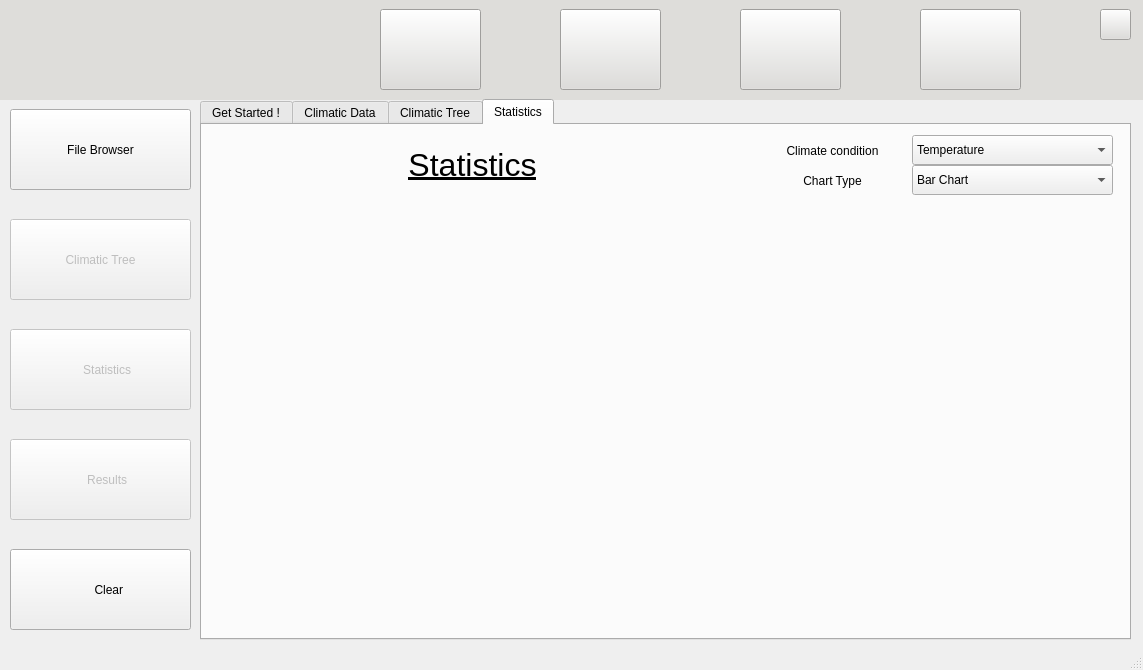
First picture: the form in scripts/Qt/main.ui, repository tahiri-lab/iPhyloGeo_plus_plus, before the edit.
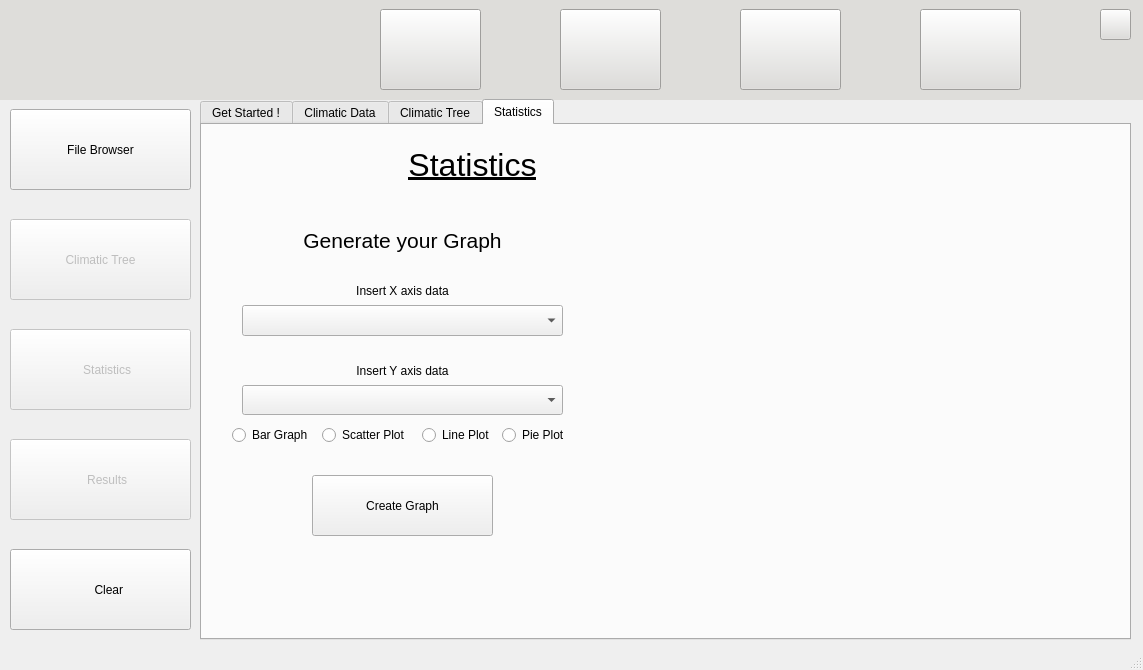
Second picture: the form after the edit. The open tabs and pages were chosen to show the change. Icons and pictures are not drawn.

Commit message: modified climate charts

Patch:
```diff
--- a/scripts/Qt/main.ui
+++ b/scripts/Qt/main.ui
@@ -1667,140 +1667,6 @@
          <property name="frameShadow">
           <enum>QFrame::Raised</enum>
          </property>
-         <widget class="QFrame" name="ClimStatsFilters">
-          <property name="geometry">
-           <rect>
-            <x>550</x>
-            <y>0</y>
-            <width>371</width>
-            <height>81</height>
-           </rect>
-          </property>
-          <property name="frameShape">
-           <enum>QFrame::NoFrame</enum>
-          </property>
-          <property name="frameShadow">
-           <enum>QFrame::Raised</enum>
-          </property>
-          <widget class="QComboBox" name="ClimStatsListCondition">
-           <property name="geometry">
-            <rect>
-             <x>160</x>
-             <y>10</y>
-             <width>201</width>
-             <height>30</height>
-            </rect>
-           </property>
-           <property name="sizePolicy">
-            <sizepolicy hsizetype="Preferred" vsizetype="Fixed">
-             <horstretch>0</horstretch>
-             <verstretch>0</verstretch>
-            </sizepolicy>
-           </property>
-           <property name="frame">
-            <bool>true</bool>
-           </property>
-           <item>
-            <property name="text">
-             <string>Temperature</string>
-            </property>
-           </item>
-           <item>
-            <property name="text">
-             <string>Wind</string>
-            </property>
-           </item>
-           <item>
-            <property name="text">
-             <string>Humidity</string>
-            </property>
-           </item>
-           <item>
-            <property name="text">
-             <string>Altitude</string>
-            </property>
-           </item>
-          </widget>
-          <widget class="QLabel" name="ClimStatsListTitle">
-           <property name="geometry">
-            <rect>
-             <x>0</x>
-             <y>10</y>
-             <width>161</width>
-             <height>31</height>
-            </rect>
-           </property>
-           <property name="whatsThis">
-            <string/>
-           </property>
-           <property name="text">
-            <string>Climate condition</string>
-           </property>
-           <property name="alignment">
-            <set>Qt::AlignCenter</set>
-           </property>
-          </widget>
-          <widget class="QComboBox" name="ClimStatsListChart">
-           <property name="geometry">
-            <rect>
-             <x>160</x>
-             <y>40</y>
-             <width>201</width>
-             <height>30</height>
-            </rect>
-           </property>
-           <property name="sizePolicy">
-            <sizepolicy hsizetype="Preferred" vsizetype="Fixed">
-             <horstretch>0</horstretch>
-             <verstretch>0</verstretch>
-            </sizepolicy>
-           </property>
-           <property name="frame">
-            <bool>true</bool>
-           </property>
-           <item>
-            <property name="text">
-             <string>Bar Chart</string>
-            </property>
-           </item>
-           <item>
-            <property name="text">
-             <string>Line Chart</string>
-            </property>
-           </item>
-           <item>
-            <property name="text">
-             <string>Pie Chart</string>
-            </property>
-           </item>
-           <item>
-            <property name="text">
-             <string>Area Chart</string>
-            </property>
-           </item>
-           <item>
-            <property name="text">
-             <string>Scatter Chart</string>
-            </property>
-           </item>
-          </widget>
-          <widget class="QLabel" name="ClimStatsListTitle2">
-           <property name="geometry">
-            <rect>
-             <x>0</x>
-             <y>40</y>
-             <width>161</width>
-             <height>31</height>
-            </rect>
-           </property>
-           <property name="text">
-            <string>Chart Type</string>
-           </property>
-           <property name="alignment">
-            <set>Qt::AlignCenter</set>
-           </property>
-          </widget>
-         </widget>
          <widget class="QLabel" name="StatisticsTitle">
           <property name="geometry">
            <rect>
@@ -1825,21 +1691,21 @@
          <widget class="QLabel" name="ClimaticChart">
           <property name="geometry">
            <rect>
-            <x>0</x>
-            <y>110</y>
-            <width>911</width>
+            <x>30</x>
+            <y>90</y>
+            <width>340</width>
             <height>391</height>
            </rect>
           </property>
           <property name="minimumSize">
            <size>
-            <width>911</width>
+            <width>340</width>
             <height>391</height>
            </size>
           </property>
           <property name="maximumSize">
            <size>
-            <width>911</width>
+            <width>340</width>
             <height>391</height>
            </size>
           </property>
@@ -1847,6 +1713,231 @@
            <string/>
           </property>
          </widget>
+         <widget class="QLabel" name="ClimaticChart_2">
+          <property name="geometry">
+           <rect>
+            <x>390</x>
+            <y>10</y>
+            <width>520</width>
+            <height>500</height>
+           </rect>
+          </property>
+          <property name="minimumSize">
+           <size>
+            <width>520</width>
+            <height>500</height>
+           </size>
+          </property>
+          <property name="maximumSize">
+           <size>
+            <width>520</width>
+            <height>500</height>
+           </size>
+          </property>
+          <property name="text">
+           <string/>
+          </property>
+         </widget>
+         <widget class="QLabel" name="ClimaticChartSettingsTitle">
+          <property name="geometry">
+           <rect>
+            <x>50</x>
+            <y>90</y>
+            <width>301</width>
+            <height>51</height>
+           </rect>
+          </property>
+          <property name="font">
+           <font>
+            <pointsize>16</pointsize>
+           </font>
+          </property>
+          <property name="whatsThis">
+           <string/>
+          </property>
+          <property name="text">
+           <string>Generate your Graph</string>
+          </property>
+          <property name="alignment">
+           <set>Qt::AlignCenter</set>
+          </property>
+         </widget>
+         <widget class="QLabel" name="ClimaticChartSettingsTextAxisX">
+          <property name="geometry">
+           <rect>
+            <x>120</x>
+            <y>150</y>
+            <width>161</width>
+            <height>31</height>
+           </rect>
+          </property>
+          <property name="whatsThis">
+           <string/>
+          </property>
+          <property name="text">
+           <string>Insert X axis data</string>
+          </property>
+          <property name="alignment">
+           <set>Qt::AlignCenter</set>
+          </property>
+         </widget>
+         <widget class="QComboBox" name="ClimaticChartSettingsAxisX">
+          <property name="geometry">
+           <rect>
+            <x>40</x>
+            <y>180</y>
+            <width>321</width>
+            <height>31</height>
+           </rect>
+          </property>
+          <property name="sizePolicy">
+           <sizepolicy hsizetype="Preferred" vsizetype="Fixed">
+            <horstretch>0</horstretch>
+            <verstretch>0</verstretch>
+           </sizepolicy>
+          </property>
+          <property name="layoutDirection">
+           <enum>Qt::LeftToRight</enum>
+          </property>
+          <property name="autoFillBackground">
+           <bool>false</bool>
+          </property>
+          <property name="editable">
+           <bool>false</bool>
+          </property>
+          <property name="insertPolicy">
+           <enum>QComboBox::InsertAtBottom</enum>
+          </property>
+          <property name="sizeAdjustPolicy">
+           <enum>QComboBox::AdjustToMinimumContentsLengthWithIcon</enum>
+          </property>
+          <property name="frame">
+           <bool>true</bool>
+          </property>
+         </widget>
+         <widget class="QLabel" name="ClimaticChartSettingsTextAxisY">
+          <property name="geometry">
+           <rect>
+            <x>120</x>
+            <y>230</y>
+            <width>161</width>
+            <height>31</height>
+           </rect>
+          </property>
+          <property name="whatsThis">
+           <string/>
+          </property>
+          <property name="text">
+           <string>Insert Y axis data</string>
+          </property>
+          <property name="alignment">
+           <set>Qt::AlignCenter</set>
+          </property>
+         </widget>
+         <widget class="QComboBox" name="ClimaticChartSettingsAxisY">
+          <property name="geometry">
+           <rect>
+            <x>40</x>
+            <y>260</y>
+            <width>321</width>
+            <height>30</height>
+           </rect>
+          </property>
+          <property name="sizePolicy">
+           <sizepolicy hsizetype="Preferred" vsizetype="Fixed">
+            <horstretch>0</horstretch>
+            <verstretch>0</verstretch>
+           </sizepolicy>
+          </property>
+          <property name="editable">
+           <bool>false</bool>
+          </property>
+          <property name="frame">
+           <bool>true</bool>
+          </property>
+         </widget>
+         <widget class="QRadioButton" name="radioButtonBarGraph">
+          <property name="geometry">
+           <rect>
+            <x>30</x>
+            <y>300</y>
+            <width>95</width>
+            <height>20</height>
+           </rect>
+          </property>
+          <property name="text">
+           <string>Bar Graph</string>
+          </property>
+         </widget>
+         <widget class="QPushButton" name="CreateGraphButton">
+          <property name="geometry">
+           <rect>
+            <x>110</x>
+            <y>350</y>
+            <width>181</width>
+            <height>61</height>
+           </rect>
+          </property>
+          <property name="font">
+           <font>
+            <kerning>true</kerning>
+           </font>
+          </property>
+          <property name="text">
+           <string>Create Graph</string>
+          </property>
+          <property name="iconSize">
+           <size>
+            <width>60</width>
+            <height>90</height>
+           </size>
+          </property>
+          <property name="checkable">
+           <bool>false</bool>
+          </property>
+          <property name="flat">
+           <bool>false</bool>
+          </property>
+         </widget>
+         <widget class="QRadioButton" name="radioButtonScatterPlot">
+          <property name="geometry">
+           <rect>
+            <x>120</x>
+            <y>300</y>
+            <width>95</width>
+            <height>20</height>
+           </rect>
+          </property>
+          <property name="text">
+           <string>Scatter Plot</string>
+          </property>
+         </widget>
+         <widget class="QRadioButton" name="radioButtonLinePlot">
+          <property name="geometry">
+           <rect>
+            <x>220</x>
+            <y>300</y>
+            <width>95</width>
+            <height>20</height>
+           </rect>
+          </property>
+          <property name="text">
+           <string>Line Plot</string>
+          </property>
+         </widget>
+         <widget class="QRadioButton" name="radioButtonPiePlot">
+          <property name="geometry">
+           <rect>
+            <x>300</x>
+            <y>300</y>
+            <width>71</width>
+            <height>20</height>
+           </rect>
+          </property>
+          <property name="text">
+           <string>Pie Plot</string>
+          </property>
+         </widget>
         </widget>
        </widget>
       </widget>
```
Left out of the diff: 4 changed lines with no effect on the pictures. The commit also changes 3 other files.
